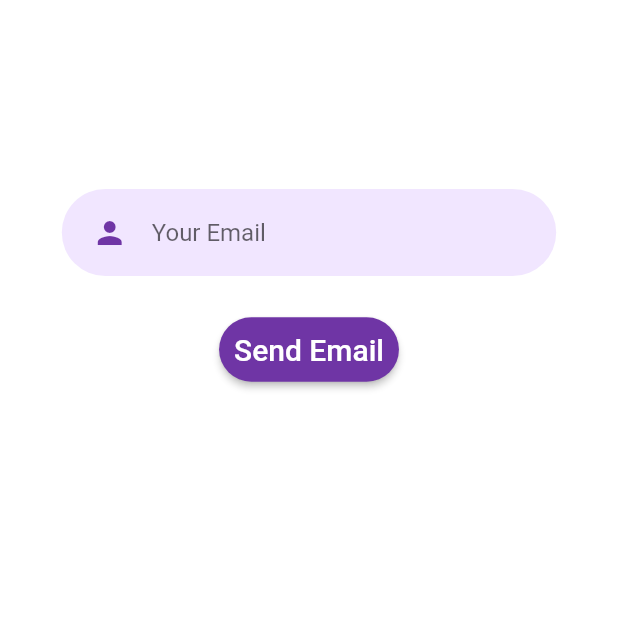
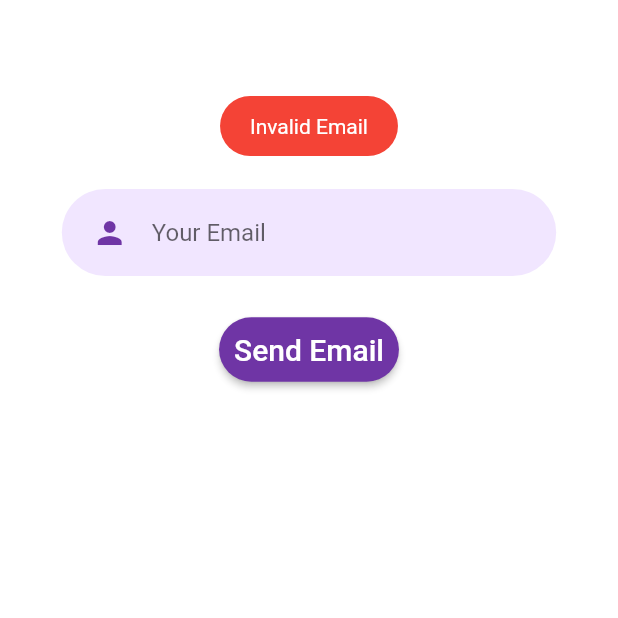
Before and after one commit to Bhavik-20/Flutter_AppointmentApp, a Flutter app: the ForgotScreen screen opened directly, after a tap on "Send Email", on a phone screen of 412 x 824 dp, the top half of it. Run offline on Flutter 3.47's test engine with Material 2 defaults, Android fonts, the phone set to English and light mode, and no system bars; our stand-ins replace cloud_firestore, curved_navigation_bar, firebase_auth, firebase_storage, flutter_spinkit, flutter_svg and 4 more; accounts and stored records are empty.

Commit message:
-Check if email exists in DB for forgot password

```diff
--- a/lib/pages/ForgotScreen.dart
+++ b/lib/pages/ForgotScreen.dart
@@ -1,3 +1,4 @@
+import 'dart:async';
 import 'dart:ui';
 import 'package:cloud_firestore/cloud_firestore.dart';
 import 'package:firebase_auth/firebase_auth.dart';
@@ -24,20 +25,39 @@ class ForgotScreen extends StatefulWidget{
     }
     class _ForgotScreen extends State<ForgotScreen>{
       String email="";
+      StreamSubscription<DocumentSnapshot> ss;
 
-      var _formKey=GlobalKey<FormState>();
+      // var _formKey=GlobalKey<FormState>();
 
-      checkUserExists(String email) async{
-        CollectionReference studColl= Firestore.instance.collection('student');
-        var snap= await studColl.where("email",isEqualTo: email).getDocuments();
-        if(snap.documents.isEmpty)
+      checkUserExists(String email) async
+      {
+        final QuerySnapshot ans_stud = await Firestore.instance
+            .collection('student')
+            .where('email', isEqualTo: email)
+            .limit(1)
+            .getDocuments();
+        final QuerySnapshot ans_tea = await Firestore.instance
+            .collection('faculty')
+            .where('email', isEqualTo: email)
+            .limit(1)
+            .getDocuments();
+        print("Length: "+ans_stud.documents.length.toString());
+        if(ans_stud.documents.length==1 || ans_tea.documents.length==1)
+          {
+            return "Exists";
+          }
+        else
           {
             return "Not Exists";
           }
-        else
+      }
+
+      Future<String> validate(String email) async
       {
-            return "Exists";
-          }
+        RegExp ofemail=new RegExp(r"^[a-zA-Z0-9.a-zA-Z0-9.!#$%&'*+-/=?^_`{|}~]+@[a-zA-Z0-9]+\.[a-zA-Z]+");
+        if (email.isEmpty || !ofemail.hasMatch(email))
+          return 'Invalid Email format';
+        return 'valid';
       }
 
      @override
@@ -48,10 +68,11 @@ class ForgotScreen extends StatefulWidget{
          body: Center(
            child: Padding(padding: EdgeInsets.only(top: 50,left:20,right:20),
             child:Form(
-             key: _formKey,
+             // key: _formKey,
               child: Column(
                children:<Widget> [
-                 Text("We will send you a link ... Please click on that link to reset your password",
+                 Text(
+                   "We will send you a link ... Please click on that link to reset your password",
                  style: TextStyle(color: Color(0xffffffff),fontSize: 20),
                  ),
                  SizedBox(height:20),
@@ -64,13 +85,25 @@ class ForgotScreen extends StatefulWidget{
                  Padding(
                    padding:EdgeInsets.only(left:0,top:15,right:0,bottom:0),
                    child:RaisedButton(
-                     onPressed:() async{
-                       if(_formKey.currentState.validate()){
+                     onPressed:() async {
+                       print("Email : " + email);
+                       String valid= await validate(email);
+                       print("Valid : " + valid);
+                       if(valid=="valid")
+                       {
                          String result = await checkUserExists(email);
-                         if(result=="Exists") {
+                         print("Result : " + result);
+                         if(result=="Exists")
+                           {
                              FirebaseAuth.instance.sendPasswordResetEmail(
                                  email: email).then((value) =>
                                  print("Check your mails..."));
+                             Fluttertoast.showToast(
+                               backgroundColor: Colors.green,
+                               msg: 'A password Link has been sent to your Email Id',
+                               toastLength: Toast.LENGTH_SHORT,
+                               gravity: ToastGravity.TOP,
+                             );
                            }
                          else
                            {
@@ -78,11 +111,19 @@ class ForgotScreen extends StatefulWidget{
                                backgroundColor: Colors.red,
                                msg: 'We have no user with this email Id',
                                toastLength: Toast.LENGTH_SHORT,
-                               gravity: ToastGravity.BOTTOM,
+                               gravity: ToastGravity.TOP,
                              );
                            }
                         }
-
+                       else
+                         {
+                           Fluttertoast.showToast(
+                             backgroundColor: Colors.red,
+                             msg: 'Invalid Email',
+                             toastLength: Toast.LENGTH_SHORT,
+                             gravity: ToastGravity.TOP
+                           );
+                         }
                        },
                      shape: RoundedRectangleBorder(
                        borderRadius: BorderRadius.circular(50),
@@ -99,6 +140,4 @@ class ForgotScreen extends StatefulWidget{
        ),
        );
      }
-
-
 }
--- a/lib/pages/student_login.dart
+++ b/lib/pages/student_login.dart
@@ -200,10 +200,8 @@ class _student_loginState extends State<student_login> {
                         },
                         child:Text("Forgot password ?",style:TextStyle(color:kPrimaryColor),
                           textAlign: TextAlign.right,),
-
                       ),
                     )
-
                 ),
                 SizedBox(height: size.height * 0.01),
                 SizedBox(height: 10.0,),
```
Lines whose indentation alone changed are shown as unchanged.
